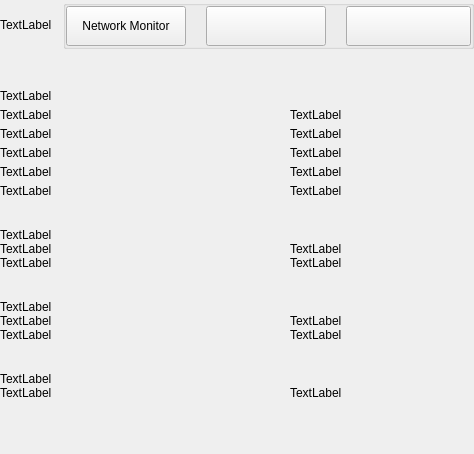
The window that src/qt/vitae/settings/forms/settingsinformationwidget.ui (VitaeTeam/Vitae) describes before a commit, drawn with Qt 5.
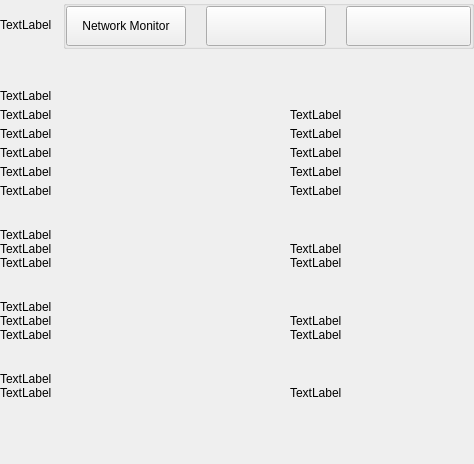
The same window after the commit.

Diff of the .ui file:
```diff
--- a/src/qt/vitae/settings/forms/settingsinformationwidget.ui
+++ b/src/qt/vitae/settings/forms/settingsinformationwidget.ui
@@ -7,7 +7,7 @@
     <x>0</x>
     <y>0</y>
     <width>474</width>
-    <height>454</height>
+    <height>464</height>
    </rect>
   </property>
   <property name="windowTitle">
```
Left out of the diff: 9 changed lines with no effect on the pictures.
